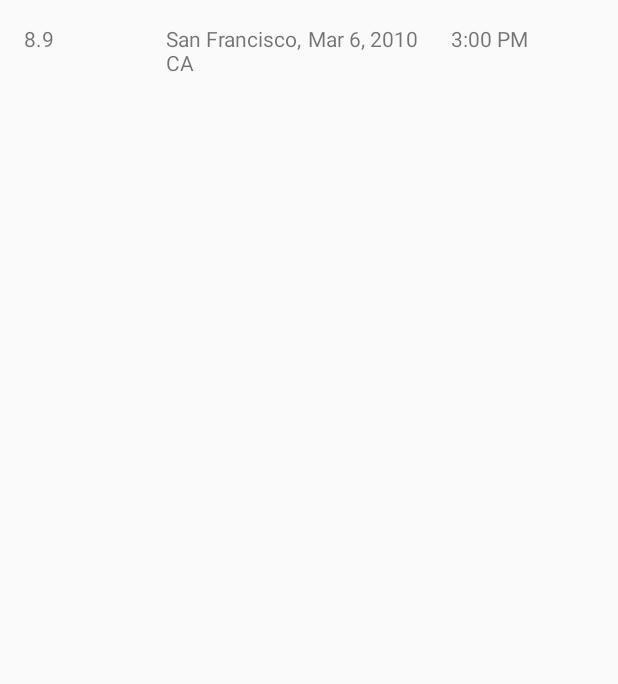
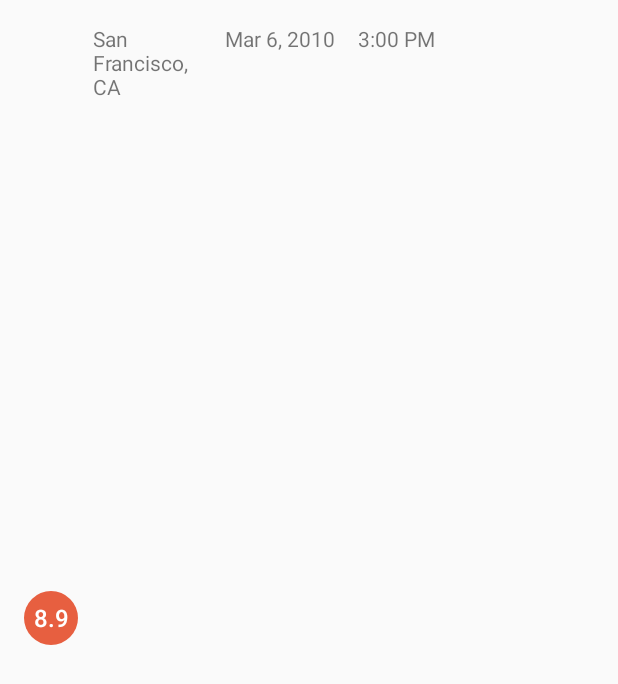
Before and after one commit to AlaaRaedDawood/androidEarthQuake, an Android app: the layout listview.xml on its own in the app's theme, with its tools: preview values and no code run, on a phone screen of 412 x 824 dp. Shown: the top 684 px of the screen. Run offline under Robolectric (Android 15) with nearby library versions, the phone set to English and light mode, and no system bars.

Commit message:
circles for magnitude is done.

```diff
--- /dev/null
+++ b/app/src/main/res/drawable/circlemagnitude.xml
@@ -0,0 +1,10 @@
+<?xml version="1.0" encoding="utf-8"?>
+<shape xmlns:android="http://schemas.android.com/apk/res/android"
+    android:shape="oval">
+    <solid android:color="@color/magnitude1" />
+
+    <size
+        android:width="36dp"
+        android:height="36dp"/>
+    <corners android:radius="18dp" />
+</shape>
--- a/app/src/main/res/layout/listview.xml
+++ b/app/src/main/res/layout/listview.xml
@@ -9,15 +9,21 @@
 
     <TextView
         android:id="@+id/magnitude"
-        android:layout_width="0dp"
-        android:layout_height="wrap_content"
-        android:layout_weight="25"
+        android:layout_width="36dp"
+        android:layout_height="36dp"
+        android:layout_gravity="center_vertical"
+        android:background="@drawable/circlemagnitude"
+        android:fontFamily="sans-serif-medium"
+        android:gravity="center"
+        android:layout_marginRight="10dp"
+        android:textColor="@android:color/white"
+        android:textSize="16sp"
         tools:text="8.9" />
-
     <TextView
         android:id="@+id/location"
         android:layout_width="0dp"
         android:layout_height="wrap_content"
+        android:layout_marginRight="10dp"
         android:layout_weight="25"
         tools:text="San Francisco, CA" />
 
@@ -25,6 +31,7 @@
         android:id="@+id/date"
         android:layout_width="0dp"
         android:layout_height="wrap_content"
+        android:layout_marginRight="10dp"
         android:layout_weight="25"
         tools:text="Mar 6, 2010" />
 
```
Also changed, not shown: app/src/main/java/com/example/android/quakereport/viewAdapter.java (+59 -3 lines), app/src/main/res/values/colors.xml (+29 -0 lines).
